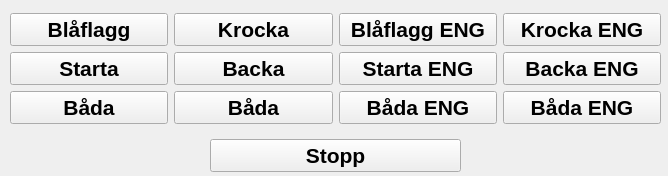
Qt form lib/sound_player.ui (robbanostberg/sound-player) before a commit.
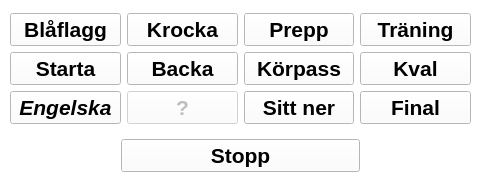
The same form after that commit.

The edit to the form file:
```diff
--- a/lib/sound_player.ui
+++ b/lib/sound_player.ui
@@ -6,19 +6,28 @@
    <rect>
     <x>0</x>
     <y>0</y>
-    <width>668</width>
+    <width>478</width>
     <height>176</height>
    </rect>
   </property>
+  <property name="sizePolicy">
+   <sizepolicy hsizetype="Fixed" vsizetype="Fixed">
+    <horstretch>0</horstretch>
+    <verstretch>0</verstretch>
+   </sizepolicy>
+  </property>
   <property name="windowTitle">
    <string>Sound Player</string>
   </property>
+  <property name="styleSheet">
+   <string notr="true">background-color: rgba(255, 255, 255, 255);</string>
+  </property>
   <widget class="QWidget" name="gridLayoutWidget_3">
    <property name="geometry">
     <rect>
      <x>10</x>
      <y>3</y>
-     <width>651</width>
+     <width>461</width>
      <height>131</height>
     </rect>
    </property>
@@ -54,7 +63,10 @@
        </widget>
       </item>
       <item row="2" column="1">
-       <widget class="QPushButton" name="BothSV_2">
+       <widget class="QPushButton" name="aa">
+        <property name="enabled">
+         <bool>false</bool>
+        </property>
         <property name="font">
          <font>
           <pointsize>16</pointsize>
@@ -63,7 +75,7 @@
          </font>
         </property>
         <property name="text">
-         <string>Båda</string>
+         <string>?</string>
         </property>
        </widget>
       </item>
@@ -82,7 +94,13 @@
        </widget>
       </item>
       <item row="1" column="2">
-       <widget class="QPushButton" name="StartENG">
+       <widget class="QPushButton" name="dropin">
+        <property name="minimumSize">
+         <size>
+          <width>0</width>
+          <height>33</height>
+         </size>
+        </property>
         <property name="font">
          <font>
           <pointsize>16</pointsize>
@@ -91,7 +109,7 @@
          </font>
         </property>
         <property name="text">
-         <string>Starta ENG</string>
+         <string>Körpass</string>
         </property>
        </widget>
       </item>
@@ -101,11 +119,15 @@
          <font>
           <pointsize>16</pointsize>
           <weight>75</weight>
+          <italic>true</italic>
           <bold>true</bold>
          </font>
         </property>
         <property name="text">
-         <string>Båda</string>
+         <string>Engelska</string>
+        </property>
+        <property name="checkable">
+         <bool>true</bool>
         </property>
        </widget>
       </item>
@@ -133,12 +155,15 @@
          </font>
         </property>
         <property name="text">
-         <string>Blåflagg ENG</string>
+         <string>Prepp</string>
         </property>
        </widget>
       </item>
       <item row="2" column="2">
-       <widget class="QPushButton" name="BothENG">
+       <widget class="QPushButton" name="sit">
+        <property name="enabled">
+         <bool>true</bool>
+        </property>
         <property name="font">
          <font>
           <pointsize>16</pointsize>
@@ -147,7 +172,7 @@
          </font>
         </property>
         <property name="text">
-         <string>Båda ENG</string>
+         <string>Sitt ner</string>
         </property>
        </widget>
       </item>
@@ -161,7 +186,7 @@
          </font>
         </property>
         <property name="text">
-         <string>Båda ENG</string>
+         <string>Final</string>
         </property>
        </widget>
       </item>
@@ -175,7 +200,7 @@
          </font>
         </property>
         <property name="text">
-         <string>Backa ENG</string>
+         <string>Kval</string>
         </property>
        </widget>
       </item>
@@ -189,7 +214,7 @@
          </font>
         </property>
         <property name="text">
-         <string>Krocka ENG</string>
+         <string>Träning</string>
         </property>
        </widget>
       </item>
@@ -202,7 +227,7 @@
     <rect>
      <x>10</x>
      <y>130</y>
-     <width>651</width>
+     <width>461</width>
      <height>51</height>
     </rect>
    </property>
@@ -214,7 +239,7 @@
       </property>
       <property name="sizeHint" stdset="0">
        <size>
-        <width>200</width>
+        <width>111</width>
         <height>20</height>
        </size>
       </property>
@@ -247,7 +272,7 @@
       </property>
       <property name="sizeHint" stdset="0">
        <size>
-        <width>200</width>
+        <width>111</width>
         <height>20</height>
        </size>
       </property>
```
Left out of the diff: 18 changed lines with no effect on the pictures.
